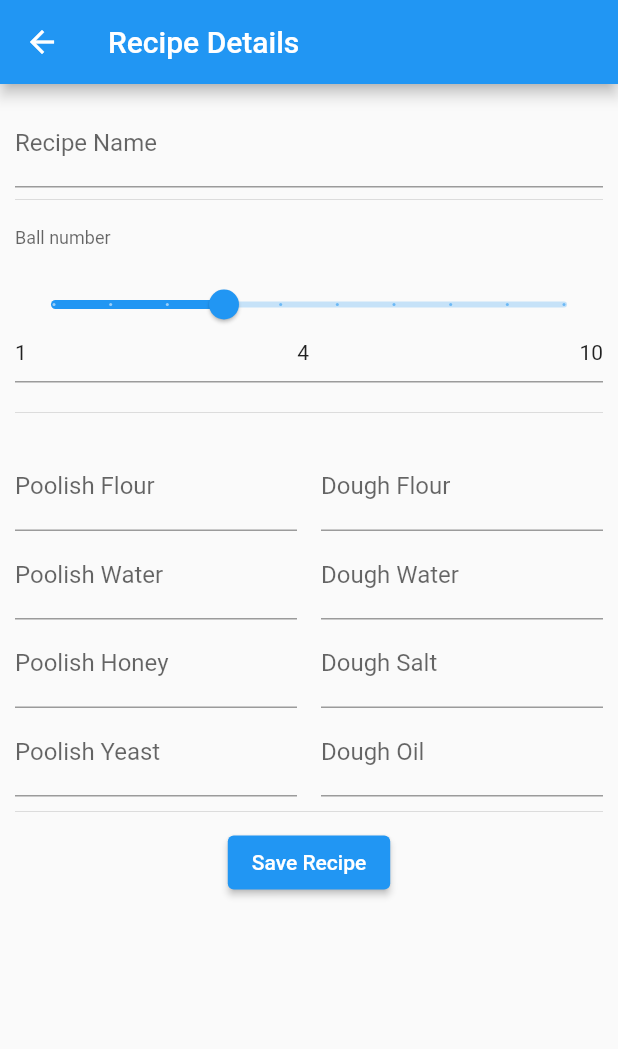
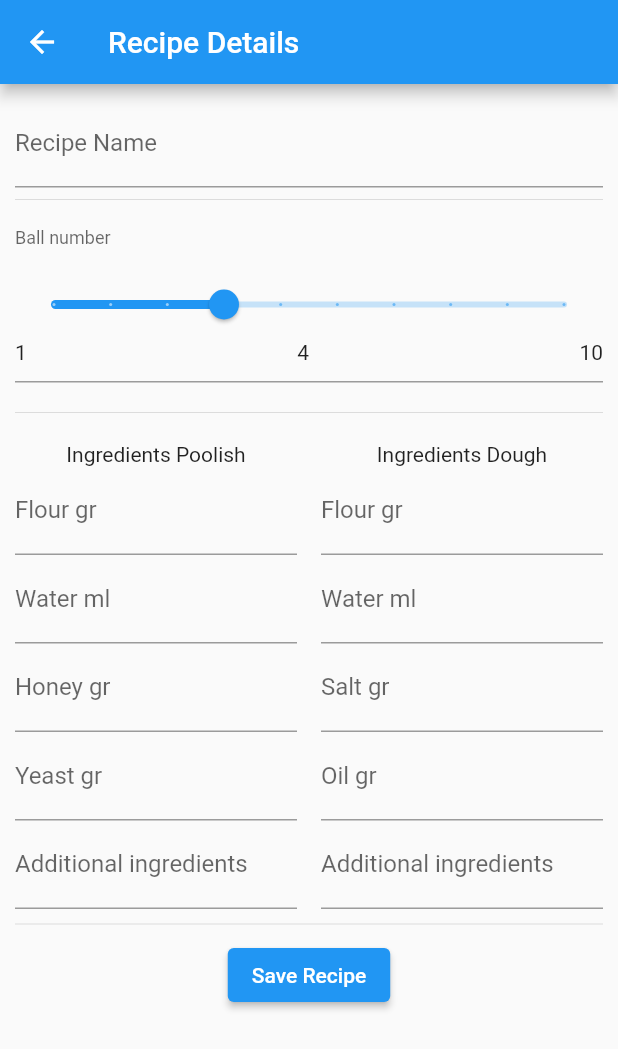
Before and after one commit to mjainta/pizzaiolo-companion, a Flutter app: the RecipeAddView screen opened by its route, after a tap on "Save Recipe", on a phone screen of 412 x 824 dp. Shown: the top 1049 px of the screen. Run offline on Flutter 3.47's test engine with Material 2 defaults, Android fonts, the phone set to English and light mode, and no system bars; drawn by our look-alikes of flutter_form_builder; our stand-ins replace pocketbase; generated files the repository leaves out were written again; statements that could not run were skipped.

Commit message:
Use refactored Recipe class in the Add call

```diff
--- a/lib/src/features/recipes/recipe_add_view.dart
+++ b/lib/src/features/recipes/recipe_add_view.dart
@@ -22,7 +22,8 @@ class RecipeAddView extends StatelessWidget {
       appBar: AppBar(
         title: const Text('Recipe Details'),
       ),
-      body: Container(
+      body: SingleChildScrollView(
+        child: Container(
           padding: const EdgeInsets.all(10),
           child: FormBuilder(
             key: formKey,
@@ -63,28 +64,35 @@ class RecipeAddView extends StatelessWidget {
                     Expanded(
                       child: Column(
                         children: [
+                          const Text('Ingredients Poolish'),
                           FormBuilderTextField(
-                          name: 'recipe_poolish_flour',
+                            name: 'recipe_poolish_flour_gr',
                             decoration: const InputDecoration(
-                            labelText: 'Poolish Flour',
+                              labelText: 'Flour gr',
                             ),
                           ),
                           FormBuilderTextField(
-                          name: 'recipe_poolish_water',
+                            name: 'recipe_poolish_water_ml',
                             decoration: const InputDecoration(
-                            labelText: 'Poolish Water',
+                              labelText: 'Water ml',
                             ),
                           ),
                           FormBuilderTextField(
-                          name: 'recipe_poolish_honey',
+                            name: 'recipe_poolish_honey_gr',
                             decoration: const InputDecoration(
-                            labelText: 'Poolish Honey',
+                              labelText: 'Honey gr',
                             ),
                           ),
                           FormBuilderTextField(
-                          name: 'recipe_poolish_yeast',
+                            name: 'recipe_poolish_yeast_gr',
                             decoration: const InputDecoration(
-                            labelText: 'Poolish Yeast',
+                              labelText: 'Yeast gr',
+                            ),
+                          ),
+                          FormBuilderTextField(
+                            name: 'recipe_poolish_additional_ing',
+                            decoration: const InputDecoration(
+                              labelText: 'Additional ingredients',
                             ),
                           ),
                         ],
@@ -94,28 +102,35 @@ class RecipeAddView extends StatelessWidget {
                     Expanded(
                       child: Column(
                         children: [
+                          const Text('Ingredients Dough'),
                           FormBuilderTextField(
-                          name: 'recipe_dough_flour',
+                            name: 'recipe_dough_flour_gr',
                             decoration: const InputDecoration(
-                            labelText: 'Dough Flour',
+                              labelText: 'Flour gr',
                             ),
                           ),
                           FormBuilderTextField(
-                          name: 'recipe_dough_water',
+                            name: 'recipe_dough_water_ml',
                             decoration: const InputDecoration(
-                            labelText: 'Dough Water',
+                              labelText: 'Water ml',
                             ),
                           ),
                           FormBuilderTextField(
-                          name: 'recipe_dough_salt',
+                            name: 'recipe_dough_salt_gr',
                             decoration: const InputDecoration(
-                            labelText: 'Dough Salt',
+                              labelText: 'Salt gr',
                             ),
                           ),
                           FormBuilderTextField(
-                          name: 'recipe_dough_oil',
+                            name: 'recipe_dough_oil_gr',
                             decoration: const InputDecoration(
-                            labelText: 'Dough Oil',
+                              labelText: 'Oil gr',
+                            ),
+                          ),
+                          FormBuilderTextField(
+                            name: 'recipe_dough_additional_ing',
+                            decoration: const InputDecoration(
+                              labelText: 'Additional ingredients',
                             ),
                           ),
                         ],
@@ -135,41 +150,44 @@ class RecipeAddView extends StatelessWidget {
                       int ballNo = formKey
                           .currentState?.fields['recipe_ball_no']?.value
                           .toInt();
-                    //Map<String, dynamic> poolishIngredients = json.decode(formKey
-                    //  .currentState
-                    //    ?.fields['recipe_poolish_ingredients']
-                    //      ?.value);
-                    //Map<String, dynamic> doughIngredients = json.decode(formKey.currentState?.fields['recipe_dough_ingredients']?.value);
-                    Map<String, dynamic> poolishIngredients = {
-                      "flour": formKey.currentState
-                              ?.fields['recipe_poolish_flour']?.value ??
-                          '',
-                      "water": formKey.currentState
-                              ?.fields['recipe_poolish_water']?.value ??
-                          '',
-                      "honey": formKey.currentState
-                              ?.fields['recipe_poolish_honey']?.value ??
-                          '',
-                      "yeast": formKey.currentState
-                              ?.fields['recipe_poolish_yeast']?.value ??
-                          '',
-                    };
-                    Map<String, dynamic> doughIngredients = {
-                      "flour": formKey.currentState
-                              ?.fields['recipe_dough_flour']?.value ??
-                          '',
-                      "water": formKey.currentState
-                              ?.fields['recipe_dough_water']?.value ??
-                          '',
-                      "salt": formKey.currentState?.fields['recipe_dough_salt']
+                      int poolishFlourGr = int.parse(formKey.currentState
+                          ?.fields['recipe_poolish_flour_gr']?.value);
+                      int poolishWaterMl = int.parse(formKey.currentState
+                          ?.fields['recipe_poolish_water_ml']?.value);
+                      int poolishHoneyGr = int.parse(formKey.currentState
+                          ?.fields['recipe_poolish_honey_gr']?.value);
+                      int poolishYeastGr = int.parse(formKey.currentState
+                          ?.fields['recipe_poolish_yeast_gr']?.value);
+                      int doughFlourGr = int.parse(formKey.currentState
+                          ?.fields['recipe_dough_flour_gr']?.value);
+                      int doughWaterMl = int.parse(formKey.currentState
+                          ?.fields['recipe_dough_water_ml']?.value);
+                      int doughSaltGr = int.parse(formKey
+                          .currentState?.fields['recipe_dough_salt_gr']?.value);
+                      int doughOilGr = int.parse(formKey
+                          .currentState?.fields['recipe_dough_oil_gr']?.value);
+                      String poolishAdditionalIng = formKey
+                              .currentState
+                              ?.fields['recipe_poolish_additional_ing']
                               ?.value ??
-                          '',
-                      "oil": formKey.currentState?.fields['recipe_dough_oil']
-                              ?.value ??
-                          '',
-                    };
+                          '';
+                      String doughAdditionalIng = formKey.currentState
+                              ?.fields['recipe_dough_additional_ing']?.value ??
+                          '';
                       var recipe = Recipe.fromValues(
-                        name, ballNo, poolishIngredients, doughIngredients);
+                        name,
+                        ballNo,
+                        poolishFlourGr,
+                        poolishWaterMl,
+                        poolishHoneyGr,
+                        poolishYeastGr,
+                        doughFlourGr,
+                        doughWaterMl,
+                        doughSaltGr,
+                        doughOilGr,
+                        poolishAdditionalIng,
+                        doughAdditionalIng,
+                      );
                       repository.addRecipe(recipe);
                     }
                   },
@@ -179,6 +197,7 @@ class RecipeAddView extends StatelessWidget {
             ),
           ),
         ),
+      ),
     );
   }
 }
--- a/lib/src/services/repository.dart
+++ b/lib/src/services/repository.dart
@@ -29,8 +29,16 @@ class Repository {
     final body = <String, dynamic>{
       'name': recipe.name,
       'ball_no': recipe.ballNo,
-      'poolish_ingredients': recipe.poolishIngredients,
-      'dough_ingredients': recipe.doughIngredients
+      'poolish_flour_gr': recipe.poolishFlourGr,
+      'poolish_water_ml': recipe.poolishWaterMl,
+      'poolish_honey_gr': recipe.poolishHoneyGr,
+      'poolish_yeast_grr': recipe.poolishYeastGr,
+      'dough_flour_gr': recipe.doughFlourGr,
+      'dough_water_ml': recipe.doughWaterMl,
+      'dough_salt_gr': recipe.doughSaltGr,
+      'dough_oil_gr': recipe.doughOilGr,
+      'poolish_additional_ingredients': recipe.poolishAdditionalIng,
+      'dough_additional_ingredients': recipe.doughAdditionalIng,
     };
     await client.records.create('pizza_recipes', body: body);
   }
```
Lines whose indentation alone changed are shown as unchanged.
